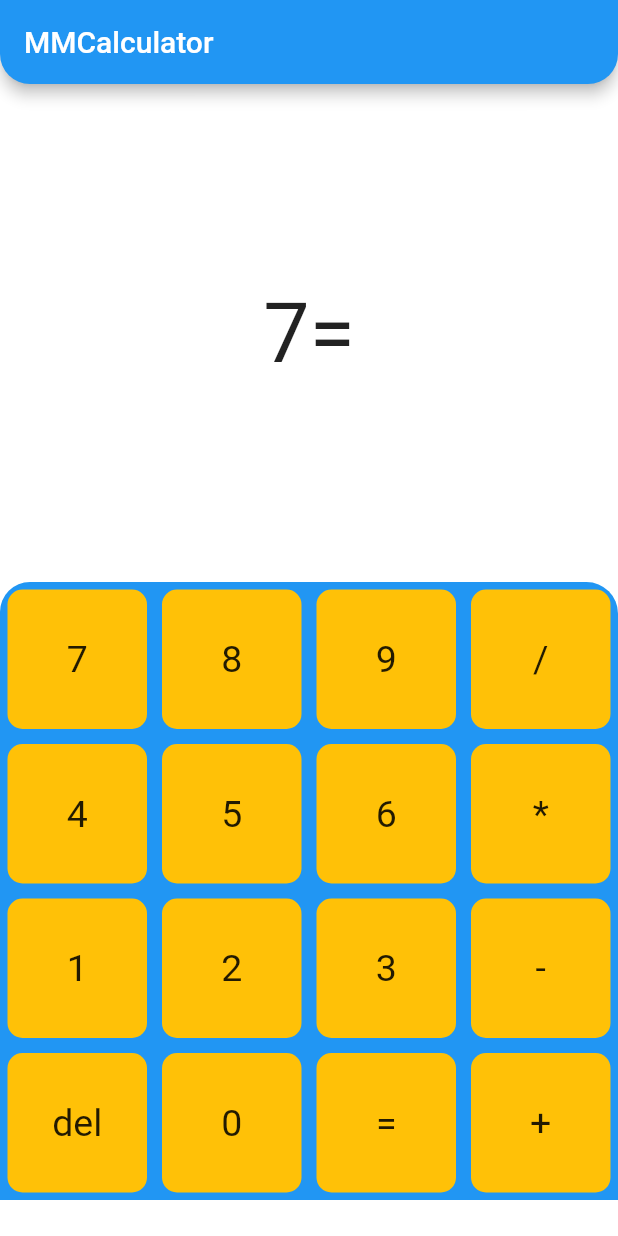
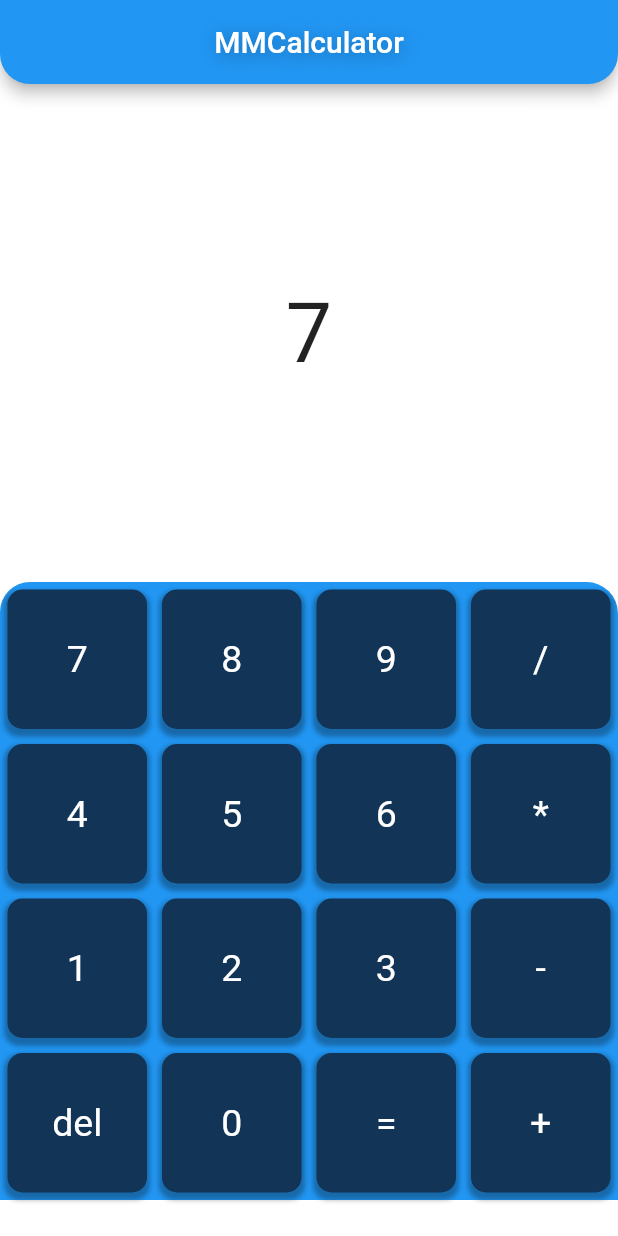
Before and after one commit to ML-mm/MM-Calculator-Flutter, a Flutter app: the screen it shows after launch, after a tap on an icon or button, on a phone screen of 412 x 824 dp. Run offline on Flutter 3.47's test engine with Material 2 defaults, Android fonts, the phone set to English and light mode, and no system bars.

Commit message:
Centered app text, added shadows, changed up some colors and added limit to how much numbers can be displayed on screen.

```diff
--- a/lib/mmcalculator.dart
+++ b/lib/mmcalculator.dart
@@ -14,6 +14,7 @@ class _MMcalculatorState extends State<MMcalculator> {
   String num2 = "";
   String operator = "";
   String result = "";
+  String equals = "";
   bool isonnum1 = true;
 
   void operation(String title) {
@@ -23,7 +24,9 @@ class _MMcalculatorState extends State<MMcalculator> {
       operator = "";
       result = "";
       isonnum1 = true;
+      equals = "";
     } else if (title == "=") {
+      equals = "=";
       if (num1.isEmpty) {
         num1 = "0";
       }
@@ -54,9 +57,15 @@ class _MMcalculatorState extends State<MMcalculator> {
       isonnum1 = false;
     } else {
       if (isonnum1) {
-        num1 += title;
-      } else {
-        num2 += title;
+        if(num1.length < 9) {
+          num1 += title;
+        }
+      }
+
+      else {
+        if (num2.length < 9) {
+          num2 += title;
+        }
       }
     }
     setState(() {});
@@ -71,9 +80,17 @@ class _MMcalculatorState extends State<MMcalculator> {
       child: Container(
         width: MediaQuery.of(context).size.width / 4 - 10,
         height: MediaQuery.of(context).size.height / 8 - 10,
-        decoration: const BoxDecoration(
-          color: Colors.amber,
-          borderRadius: BorderRadius.all(
+        decoration: BoxDecoration(
+          boxShadow: [
+            BoxShadow(
+              color: Colors.black.withOpacity(0.3),
+              spreadRadius: 2,
+              blurRadius: 2,
+              offset: const Offset(0, 3),
+            ),
+          ],
+          color: const Color(0xff123456),
+          borderRadius: const BorderRadius.all(
             Radius.circular(10.0),
           ),
         ),
@@ -81,7 +98,7 @@ class _MMcalculatorState extends State<MMcalculator> {
         child: Center(
           child: Text(
             title,
-            style: const TextStyle(fontSize: 25),
+            style: const TextStyle(fontSize: 25, color: Colors.white),
           ),
         ),
       ),
@@ -104,7 +121,15 @@ class _MMcalculatorState extends State<MMcalculator> {
     return Scaffold(
       backgroundColor: Colors.white,
       appBar: AppBar(
-        title: const Text('MMCalculator'),
+        title: Center(
+          child: Text('MMCalculator', style: TextStyle(shadows: [
+            Shadow(
+              color: Colors.black.withOpacity(0.3),
+              offset: const Offset(1, 2),
+              blurRadius: 15
+            ),
+          ]),),
+        ),
         shape: const RoundedRectangleBorder(
           borderRadius: BorderRadius.vertical(
             bottom: Radius.circular(20),
@@ -131,9 +156,9 @@ class _MMcalculatorState extends State<MMcalculator> {
                     num2,
                     style: const TextStyle(fontSize: 55.0),
                   ),
-                  const Text(
-                    "=",
-                    style: TextStyle(fontSize: 55.0),
+                  Text(
+                    equals,
+                    style: const TextStyle(fontSize: 55.0),
                   ),
                   Text(
                     result,
```
